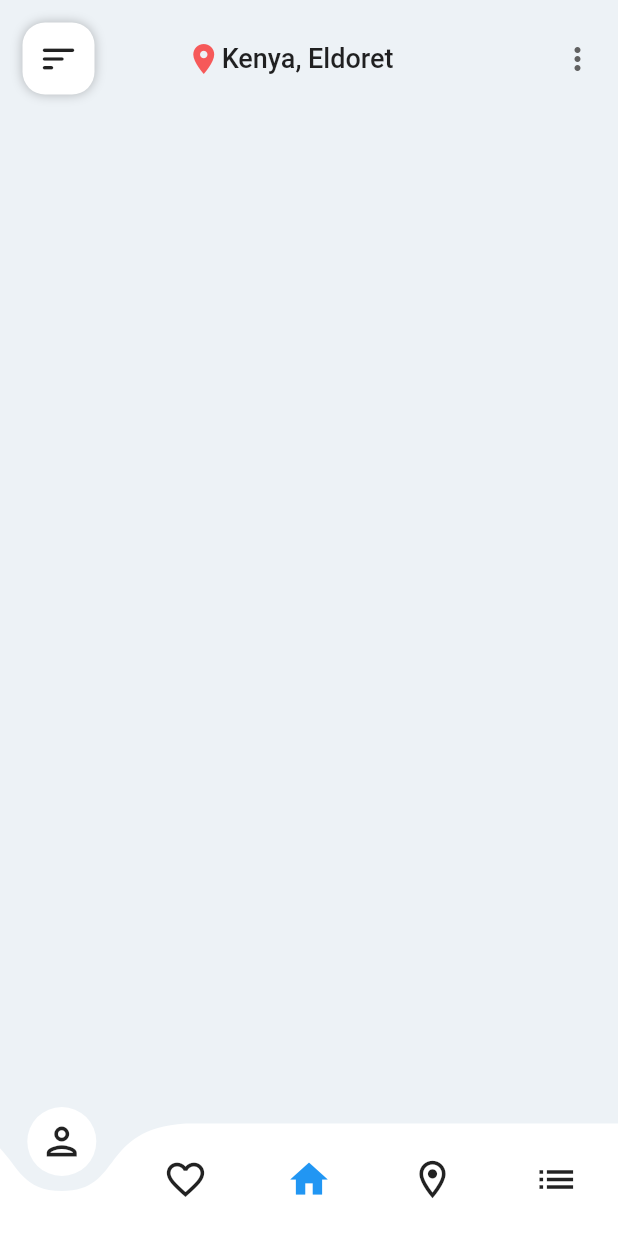
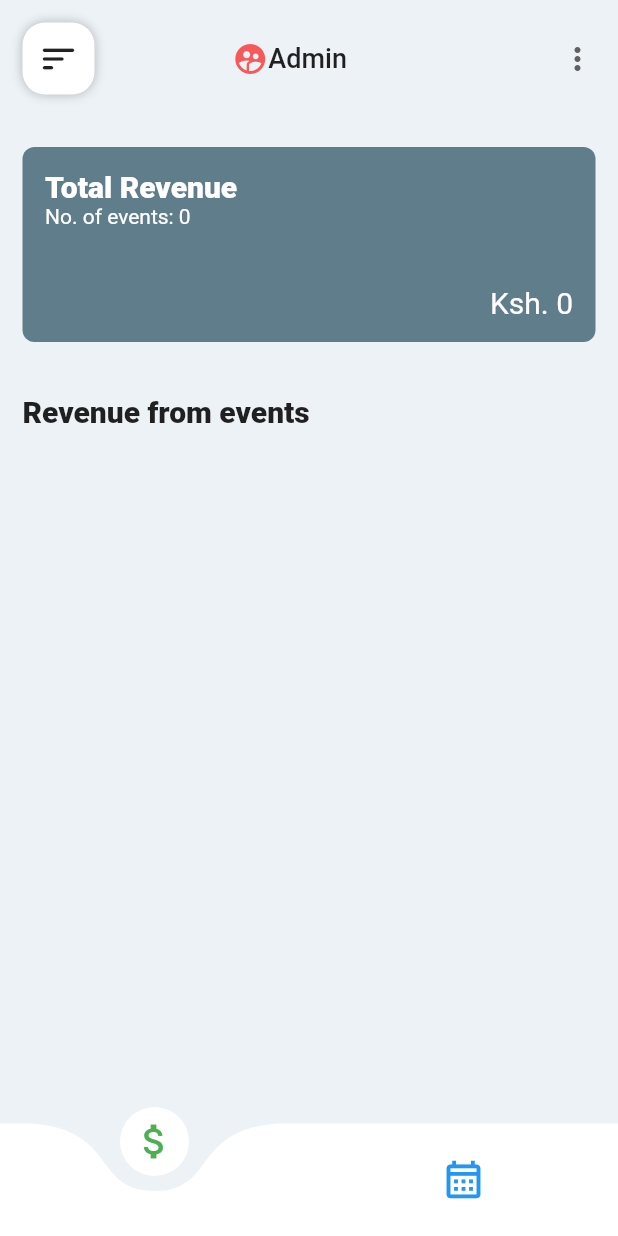
Before and after one commit to njogubless/HikersAfrique, a Flutter app: the AdminHome screen opened directly, on a phone screen of 412 x 824 dp. Run offline on Flutter 3.47's test engine with Material 2 defaults, Android fonts, the phone set to English and light mode, and no system bars; drawn by our look-alikes of curved_navigation_bar; our stand-ins replace cloud_firestore, email_validator, firebase_auth, firebase_core, flutter_spinkit, pdf and 1 more; accounts and stored records are empty.

Commit message:
Update admin home

```diff
--- a/lib/screens/admin/admin_home.dart
+++ b/lib/screens/admin/admin_home.dart
@@ -1,9 +1,8 @@
 import 'package:flutter/material.dart';
 import 'package:hikersafrique/models/event.dart';
+import 'package:hikersafrique/services/auth.dart';
 import 'package:hikersafrique/services/database.dart';
-import 'package:hikersafrique/screens/post_screen.dart';
-import 'package:hikersafrique/widgets/home_appbar.dart';
-import 'package:hikersafrique/widgets/home_bottombar.dart';
+import 'package:hikersafrique/widgets/admin_bottombar.dart';
 
 class AdminHome extends StatelessWidget {
   const AdminHome({super.key});
@@ -13,19 +12,31 @@ class AdminHome extends StatelessWidget {
     return Scaffold(
       appBar: const PreferredSize(
         preferredSize: Size.fromHeight(90.0),
-        child: CustomHomeAppBar(),
+        child: AdminAppBar(),
       ),
-      bottomNavigationBar: const CustomBottomNavBar(),
-      body: SafeArea(
-        child: SingleChildScrollView(
+      bottomNavigationBar: const AdminBottomNavBar(),
+      body: SingleChildScrollView(
+        child: Padding(
+          padding: const EdgeInsets.only(left: 15, right: 15),
           child: Column(
             children: [
               const SizedBox(
                 height: 20.0,
               ),
-              const SizedBox(
-                height: 10.0,
+              const TotalRevenueSection(),
+              const SizedBox(height: 20.0),
+              Row(
+                children: const [
+                  Text(
+                    'Revenue from events',
+                    style: TextStyle(
+                      fontWeight: FontWeight.w800,
+                      fontSize: 20,
                     ),
+                  ),
+                ],
+              ),
+              const SizedBox(height: 20.0),
               FutureBuilder<List<Event>>(
                   future: Database.getAvailableEvents(),
                   initialData: const [],
@@ -59,66 +70,205 @@ class EventItem extends StatelessWidget {
 
   @override
   Widget build(BuildContext context) {
+    return FutureBuilder<int>(
+        future: Database.getNumberBooked(event.eventID),
+        initialData: 0,
+        builder: (context, snapshot) {
+          final numberBooked = snapshot.data!;
           return Padding(
+            padding: const EdgeInsets.only(bottom: 15.0),
+            child: Container(
+              height: 130,
+              width: double.infinity,
               padding: const EdgeInsets.all(15.0),
+              decoration: BoxDecoration(
+                color: Colors.blueGrey,
+                borderRadius: BorderRadius.circular(8),
+              ),
               child: Column(
+                mainAxisAlignment: MainAxisAlignment.spaceBetween,
                 children: [
-          GestureDetector(
-            onTap: () {
-              Navigator.push(
-                  context,
-                  MaterialPageRoute(
-                      builder: (context) => PostScreen(
-                            event: event,
-                          )));
-            },
-            child: Container(
-              width: double.infinity,
-              decoration: BoxDecoration(
-                color: Colors.black26,
-                borderRadius: BorderRadius.circular(12.0),
-              ),
-              child: Image.network(
-                event.eventImageUrl,
-                fit: BoxFit.fitWidth,
-              ),
-            ),
-          ),
-          Padding(
-            padding: const EdgeInsets.only(top: 10.0),
-            child: Row(
-              mainAxisAlignment: MainAxisAlignment.spaceBetween,
+                  Row(
+                    children: [
+                      Column(
+                        mainAxisSize: MainAxisSize.min,
+                        crossAxisAlignment: CrossAxisAlignment.start,
                         children: [
                           Text(
                             event.eventName,
                             style: const TextStyle(
-                      fontSize: 20.0, fontWeight: FontWeight.w500),
+                              color: Colors.white,
+                              fontWeight: FontWeight.w800,
+                              fontSize: 20,
                             ),
-                const Icon(
-                  Icons.more_vert,
-                  size: 30.0,
+                          ),
+                          Text(
+                            'Unit amount(Ksh): ${event.eventCost}',
+                            style: const TextStyle(color: Colors.white),
+                          ),
+                          Text(
+                            'Clients booked: $numberBooked',
+                            style: const TextStyle(color: Colors.white),
+                          ),
+                        ],
+                      ),
+                    ],
+                  ),
+                  Row(
+                    mainAxisAlignment: MainAxisAlignment.end,
+                    children: [
+                      Text(
+                        'Ksh. ${event.eventCost * numberBooked}',
+                        style:
+                            const TextStyle(color: Colors.white, fontSize: 20),
+                      ),
+                    ],
                   ),
                 ],
               ),
             ),
-          const SizedBox(
-            height: 5.0,
+          );
+        });
+  }
+}
+
+class TotalRevenueSection extends StatelessWidget {
+  const TotalRevenueSection({super.key});
+
+  @override
+  Widget build(BuildContext context) {
+    return Padding(
+      padding: const EdgeInsets.only(bottom: 15.0),
+      child: Container(
+        height: 130,
+        width: double.infinity,
+        padding: const EdgeInsets.all(15.0),
+        decoration: BoxDecoration(
+          color: Colors.blueGrey,
+          borderRadius: BorderRadius.circular(8),
+        ),
+        child: Column(
+          mainAxisAlignment: MainAxisAlignment.spaceBetween,
+          children: [
+            Row(
+              children: [
+                Column(
+                  mainAxisSize: MainAxisSize.min,
+                  crossAxisAlignment: CrossAxisAlignment.start,
+                  children: [
+                    const Text(
+                      'Total Revenue',
+                      style: TextStyle(
+                        color: Colors.white,
+                        fontWeight: FontWeight.w800,
+                        fontSize: 20,
+                      ),
+                    ),
+                    FutureBuilder<int>(
+                        future: Database.getNumberOfEvents(),
+                        initialData: 0,
+                        builder: (context, snapshot) {
+                          final no = snapshot.data!;
+                          return Text(
+                            'No. of events: $no',
+                            style: const TextStyle(color: Colors.white),
+                          );
+                        }),
+                  ],
+                ),
+              ],
             ),
             Row(
-            children: const [
-              Icon(
-                Icons.star,
-                color: Colors.amber,
-                size: 20.0,
+              mainAxisAlignment: MainAxisAlignment.end,
+              children: [
+                FutureBuilder<int>(
+                    future: Database.getTotalRevenue(),
+                    initialData: 0,
+                    builder: (context, snapshot) {
+                      final total = snapshot.data!;
+                      return Text(
+                        'Ksh. $total',
+                        style:
+                            const TextStyle(color: Colors.white, fontSize: 20),
+                      );
+                    }),
+              ],
             ),
-              Text(
-                '4.5',
-                style: TextStyle(fontWeight: FontWeight.w600),
-              )
           ],
-          )
-        ],
+        ),
       ),
     );
   }
 }
+
+class AdminAppBar extends StatelessWidget {
+  const AdminAppBar({super.key});
+
+  @override
+  Widget build(BuildContext context) {
+    final AuthService auth = AuthService();
+    return SafeArea(
+      child: Padding(
+        padding: const EdgeInsets.all(15.0),
+        child: Row(
+          mainAxisAlignment: MainAxisAlignment.spaceBetween,
+          children: [
+            // Sort
+            InkWell(
+              onTap: () {},
+              child: Container(
+                padding: const EdgeInsets.all(10.0),
+                decoration: BoxDecoration(
+                    color: Colors.white,
+                    boxShadow: const [
+                      BoxShadow(
+                        color: Colors.black26,
+                        blurRadius: 6.0,
+                      )
+                    ],
+                    borderRadius: BorderRadius.circular(15.0)),
+                child: const Icon(Icons.sort_rounded, size: 28.0),
+              ),
+            ),
+            // Location and City
+            Row(
+              children: const [
+                // Location on icon
+                Icon(
+                  Icons.supervised_user_circle_rounded,
+                  color: Color(0xFFF65959),
+                ),
+                // City Text
+                Text(
+                  'Admin',
+                  style: TextStyle(fontSize: 18.0, fontWeight: FontWeight.w500),
+                )
+              ],
+            ),
+            // Search icon
+            DropdownButton<int>(
+              icon: const Icon(Icons.more_vert),
+              underline: const SizedBox.shrink(),
+              items: const [
+                DropdownMenuItem(
+                  value: 1,
+                  child: Text(
+                    'Logout',
+                    style: TextStyle(
+                      color: Colors.red,
+                      fontSize: 16,
+                      fontFamily: 'AvenirNext',
+                    ),
+                  ),
+                ),
+              ],
+              onChanged: (selection) {
+                auth.signOut();
+              },
+            ),
+          ],
+        ),
+      ),
+    );
+  }
+}
```
Lines whose indentation alone changed are shown as unchanged.
